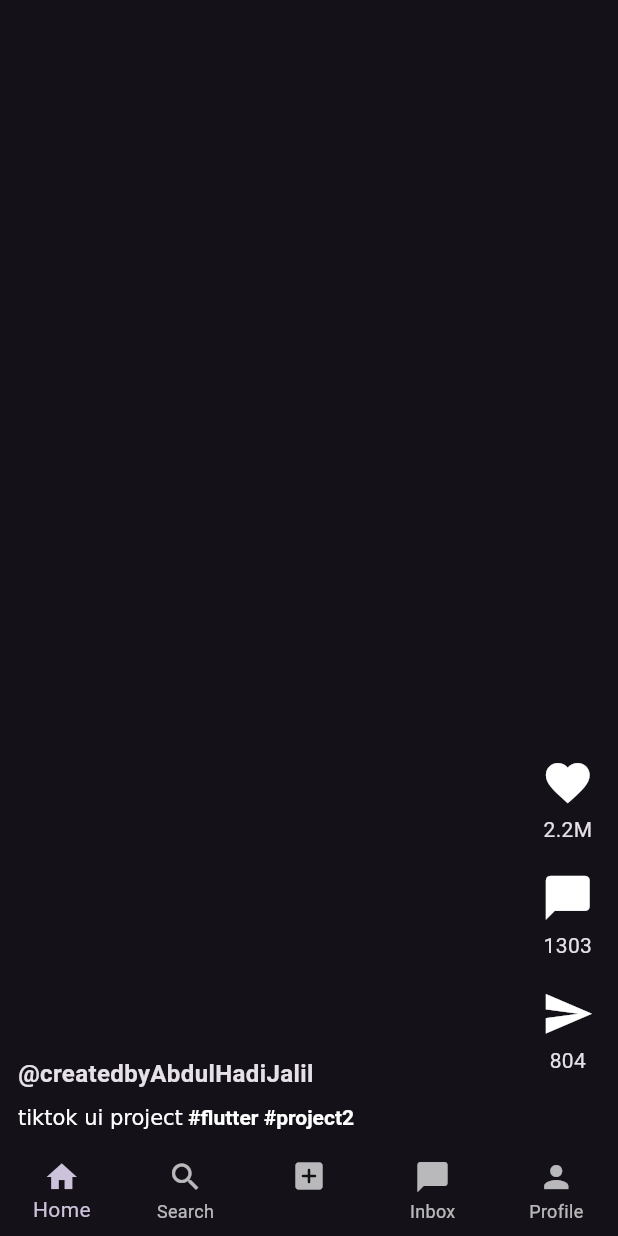
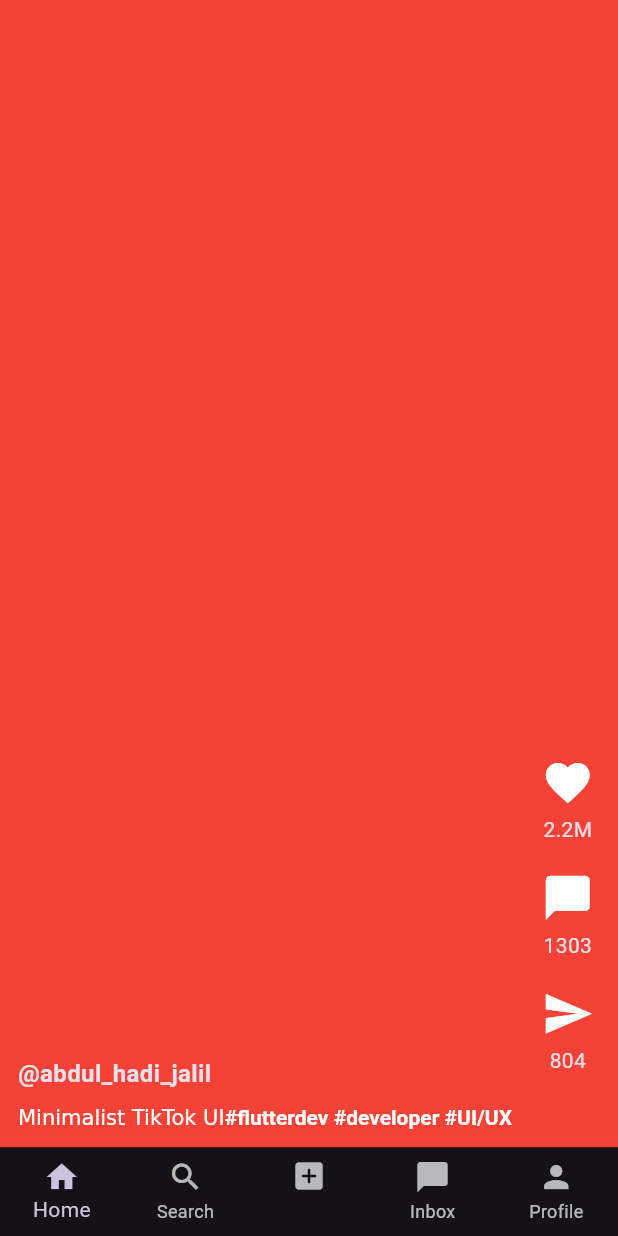
Before and after one commit to Abdul-Hadi-Jalil/minimalist-tiktok-ui-clone, a Flutter app: the screen it shows after launch, on a phone screen of 412 x 824 dp. Run offline on Flutter 3.47's test engine with Material 3 defaults, Android fonts, the phone set to English and light mode, and no system bars.

Commit message:
completed the posts home page for users to scroll reels

```diff
--- a/lib/posts/user_post1.dart
+++ b/lib/posts/user_post1.dart
@@ -1,4 +1,5 @@
 import 'package:flutter/material.dart';
+import 'package:minmalist_tiktok_ui_clone/widgets/post_template.dart';
 
 class UserPost1 extends StatelessWidget {
   const UserPost1({super.key});
@@ -6,63 +7,14 @@ class UserPost1 extends StatelessWidget {
   @override
   Widget build(BuildContext context) {
     return Scaffold(
-      body: Stack(
-        children: [
-          // post at the background
-
-          // user name and caption
-          Padding(
-            padding: EdgeInsetsGeometry.all(12),
-            child: Column(
-              crossAxisAlignment: CrossAxisAlignment.start,
-              mainAxisAlignment: MainAxisAlignment.end,
-              children: [
-                Text(
-                  '@createdbyAbdulHadiJalil',
-                  style: TextStyle(fontSize: 16, fontWeight: FontWeight.bold),
-                ),
-                SizedBox(height: 10),
-                RichText(
-                  text: TextSpan(
-                    children: [
-                      TextSpan(text: "tiktok ui project"),
-                      TextSpan(
-                        text: " #flutter #project2",
-                        style: TextStyle(fontWeight: FontWeight.bold),
-                      ),
-                    ],
-                  ),
-                ),
-              ],
-            ),
-          ),
-
-          // buttons
-          Padding(
-            padding: EdgeInsetsGeometry.only(right: 16, bottom: 48),
-            child: Align(
-              alignment: AlignmentGeometry.bottomRight,
-              child: Column(
-                mainAxisAlignment: MainAxisAlignment.end,
-                spacing: 4,
-                children: [
-                  Icon(Icons.favorite, size: 35),
-                  Text('2.2M'),
-
-                  SizedBox(height: 10),
-
-                  Icon(Icons.chat_bubble, size: 35),
-                  Text('1303'),
-
-                  SizedBox(height: 10),
-
-                  Icon(Icons.send, size: 35),
-                  Text('804'),
-                ],
-              ),
-            ),
-          ),
-        ],
+      body: PostTemplate(
+        userName: "abdul_hadi_jalil",
+        videoDescription: "Minimalist TikTok UI",
+        hashTags: "#flutterdev #developer #UI/UX",
+        noOfLikes: "2.2M",
+        noOfComments: "1303",
+        noOfShares: "804",
+        userPost: Container(color: Colors.red),
       ),
     );
   }
--- a/lib/screens/home_screen.dart
+++ b/lib/screens/home_screen.dart
@@ -3,6 +3,7 @@ import 'package:minmalist_tiktok_ui_clone/posts/user_post1.dart';
 import 'package:minmalist_tiktok_ui_clone/posts/user_post2.dart';
 import 'package:minmalist_tiktok_ui_clone/posts/user_post3.dart';
 import 'package:minmalist_tiktok_ui_clone/posts/user_post4.dart';
+import 'package:minmalist_tiktok_ui_clone/posts/user_post5.dart';
 
 class HomeScreen extends StatelessWidget {
   const HomeScreen({super.key});
@@ -12,7 +13,13 @@ class HomeScreen extends StatelessWidget {
     return Scaffold(
       body: PageView(
         scrollDirection: Axis.vertical,
-        children: [UserPost1(), UserPost2(), UserPost3(), UserPost4()],
+        children: [
+          UserPost1(),
+          UserPost2(),
+          UserPost3(),
+          UserPost4(),
+          UserPost5(),
+        ],
       ),
     );
   }
```
Also changed, not shown: lib/posts/user_post2.dart (+12 -1 lines), lib/posts/user_post3.dart (+12 -1 lines), lib/posts/user_post4.dart (+12 -1 lines), lib/posts/user_post5.dart (added, +21 -0 lines).
